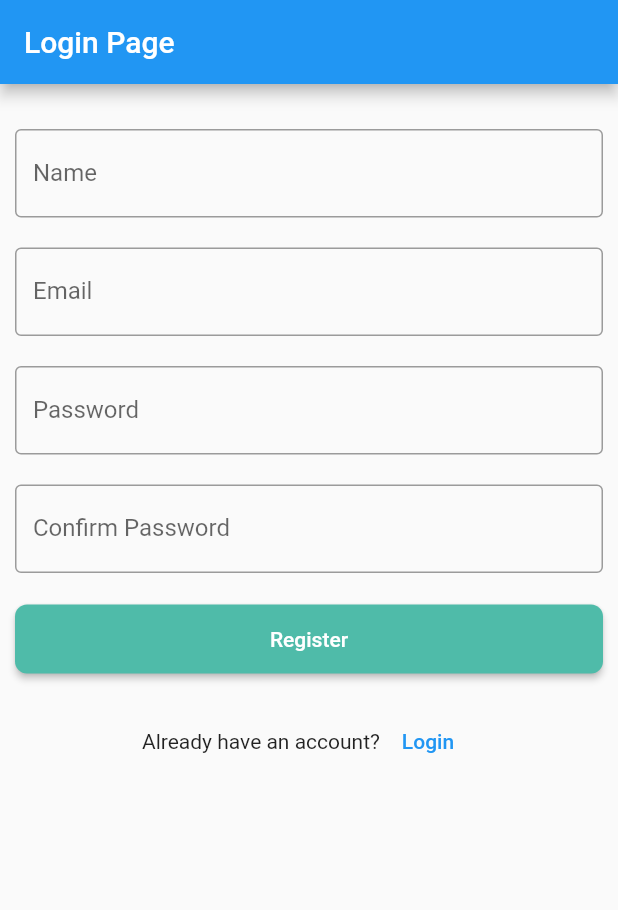
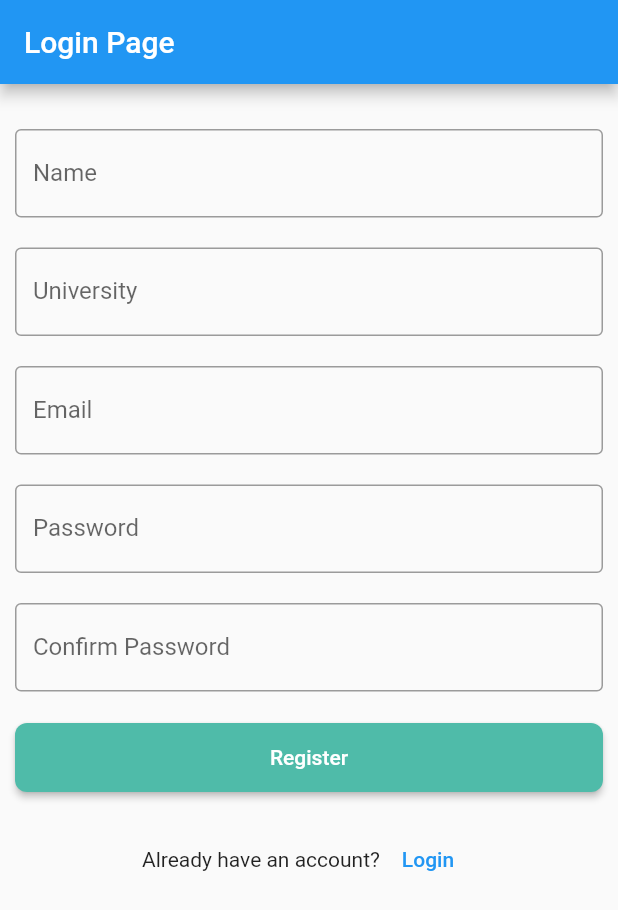
Before and after one commit to IsmailSepon/graduate_skill_sets, a Flutter app: the screen it shows after launch, on a phone screen of 412 x 824 dp. Shown: the top 910 px of the screen. Run offline on Flutter 3.47's test engine with Material 2 defaults, Android fonts, the light colour scheme and no system bars; drawn by our look-alikes of flutter_typeahead; our stand-ins replace cloud_firestore, equatable, firebase_auth, firebase_core, firebase_database, flutter_bloc and 4 more; missing offline and left inert: aad_oauth, dart:ffi; accounts and stored records are empty.

Commit message:
get University list done

```diff
--- a/lib/auth/bloc/auth_cubit.dart
+++ b/lib/auth/bloc/auth_cubit.dart
@@ -1,27 +1,29 @@
+import 'package:flutter/cupertino.dart';
 import 'package:flutter_bloc/flutter_bloc.dart';
 
+import '../model/university_model.dart';
 import '../repo/auth_repository.dart';
 import 'auth_state.dart';
 
 class GPAuthCubit extends Cubit<AuthState> {
+  final AuthRepository repository;
+
+GPAuthCubit({required this.repository}) : super(AuthState.initial());
 
 
 
-
-  final AuthRepository repository;
-   GPAuthCubit( {required this.repository}) : super(AuthInitial());
    Future<void> register(String email, String password) async {
      // repository.registerWithEmailAndPassword(email, password);
       repository.getUniversityList();
-     // repository.signInWithMicrosoft();
-
-
-     //repository.addUniversity();
    }
 
+  Future<void> getUniversityList() async {
+     var list = await repository.getUniversityList();
+     emit(state.copyWith(universityList : list));
+  }
 
   Future<void> login(String email, String password) async {
-    // emit(state.copyWith(status: AuthStatus.loading));
+     //emit(state.copyWith(status: AuthStatus.loading));
     // try {
     //   final user = await AuthRepository.login(email, password);
     //   emit(state.copyWith(user: user, status: AuthStatus.authenticated));
--- a/lib/auth/bloc/auth_state.dart
+++ b/lib/auth/bloc/auth_state.dart
@@ -1,25 +1,84 @@
 import 'package:equatable/equatable.dart';
 
-abstract class AuthState extends Equatable {
-  const AuthState();
+import '../model/university_model.dart';
+
+class AuthState extends Equatable {
+  final List<University> universityList;
+  final String email;
+  final String dateOfBirth;
+  final String universityName;
+  final String department;
+  final String studentId;
+  final String courseName;
+  final String password;
+
+  const AuthState(
+      this.universityList,
+      this.email,
+      this.dateOfBirth,
+      this.universityName,
+      this.department,
+      this.studentId,
+      this.courseName,
+      this.password);
+
+  AuthState copyWith({
+    List<University>? universityList,
+    String? email,
+    String? dateOfBirth,
+    String? universityName,
+    String? department,
+    String? studentId,
+    String? courseName,
+    String? password,
+  }) =>
+      AuthState(
+        universityList ?? this.universityList,
+        email ?? this.email,
+        dateOfBirth ?? this.dateOfBirth,
+        universityName ?? this.universityName,
+        department ?? this.department,
+        studentId ?? this.studentId,
+        courseName ?? this.courseName,
+        password ?? this.password,
+      );
+
+
+
+  @override
+  List<Object?> get props => [];
+
+  factory AuthState.initial() {
+    return const AuthState(
+      [],
+      '',
+      '',
+      '',
+      '',
+      '',
+      '',
+      '',
+    );
+  }
 }
 
-class AuthInitial extends AuthState {
-  @override
-  List<Object> get props => [];
-}
-
-class AuthLoading extends AuthState {
-  @override
-  List<Object> get props => [];
-}
-
-class Registration extends AuthState {
-  @override
-  List<Object> get props => [];
-}
-
-class Login extends AuthState {
-  @override
-  List<Object> get props => [];
-}
+// class AuthInitial extends AuthState {
+//   late List<University> university;
+//   @override
+//   List<Object> get props => [university];
+// }
+//
+// class AuthLoading extends AuthState {
+//   @override
+//   List<Object> get props => [];
+// }
+//
+// class Registration extends AuthState {
+//   @override
+//   List<Object> get props => [];
+// }
+//
+// class Login extends AuthState {
+//   @override
+//   List<Object> get props => [];
+// }
--- a/lib/auth/registration.dart
+++ b/lib/auth/registration.dart
@@ -1,94 +1,162 @@
+import 'package:cloud_firestore/cloud_firestore.dart';
 import 'package:flutter/material.dart';
 import 'package:flutter_bloc/flutter_bloc.dart';
+import 'package:flutter_typeahead/flutter_typeahead.dart';
+import 'package:gp/auth/model/university_model.dart';
+import 'package:gp/firestore/firestore_services.dart';
 
 import '../component/long_button.dart';
 import 'bloc/auth_cubit.dart';
 import 'bloc/auth_state.dart';
 
-class Registration extends StatelessWidget{
+class Registration extends StatefulWidget {
   const Registration({super.key});
+
+  @override
+  State<Registration> createState() => _RegistrationState();
+}
+
+class _RegistrationState extends State<Registration> {
+  final TextEditingController _controller = TextEditingController();
+
+   List<University> universityList = [];
+
+  // @override
+  // initState() async {
+  //   super.initState();
+  //   _initData();
+  // }
+  // Future<List<University>>? universityList;
+
+  @override
+  void initState() {
+    super.initState();
+    // universityList = FireStoreService().getUniversityList();
+    _initData();
+  }
+  Future<void> _initData() async {
+    universityList.clear();
+    CollectionReference universityCollection = FirebaseFirestore.instance.collection('university');
+    QuerySnapshot querySnapshot = await universityCollection.get();
+    for (var snapshot in querySnapshot.docs) {
+      universityList.add(University.fromSnapshot(snapshot, snapshot.id));
+    }
+    print('Unilist: $universityList');
+    // return uniList;
+  }
+
 
   @override
   Widget build(BuildContext context) {
     return Scaffold(
-      appBar: AppBar(
-        title:  const Text('Login Page'),
-      ),
-      body: BlocBuilder<GPAuthCubit, AuthState>(
-        builder: (context, state){
-          return
-          SingleChildScrollView(
+        appBar: AppBar(
+          title: const Text('Login Page'),
+        ),
+        body: BlocBuilder<GPAuthCubit, AuthState>(builder: (context, state) {
+          context.read<GPAuthCubit>().getUniversityList();
+          return SingleChildScrollView(
             child: Padding(
-              padding:  const EdgeInsets.all(10.0),
+              padding: const EdgeInsets.all(10.0),
               child: Column(
                 children: [
-                   const SizedBox(height: 20.0,),
+                  const SizedBox(
+                    height: 20.0,
+                  ),
                   TextFormField(
-                    onChanged: (value) {  },
+                    onChanged: (value) {},
                     decoration: const InputDecoration(
                       hintText: 'Enter your name',
                       labelText: 'Name',
                       border: OutlineInputBorder(),
                     ),
                   ),
-                  const SizedBox(height: 20.0,),
-                    TextFormField(
-                    onChanged: (value) {  },
-                    decoration:  InputDecoration(
+                  const SizedBox(
+                    height: 20.0,
+                  ),
+                  TypeAheadField(
+                    textFieldConfiguration: TextFieldConfiguration(
+                      controller: _controller,
+                      decoration: const InputDecoration(
+                        labelText: 'University',
+                        border: OutlineInputBorder(),
+                      ),
+                    ),
+                    suggestionsCallback: (pattern) {
+                      return universityList.where((university) => university.name
+                          .toLowerCase()
+                          .contains(pattern.toLowerCase()));
+                    },
+                    itemBuilder: (context, suggestion) {
+                      return ListTile(
+                        title: Text(suggestion.name),
+                      );
+                    },
+                    onSuggestionSelected: (suggestion) {
+                      _controller.text = suggestion.name;
+                    },
+                  ),
+
+                  const SizedBox(
+                    height: 20.0,
+                  ),
+                  TextFormField(
+                    onChanged: (value) {},
+                    decoration: const InputDecoration(
                       hintText: 'Enter your email',
                       labelText: 'Email',
                       border: OutlineInputBorder(),
                     ),
                   ),
-                  const SizedBox(height: 20.0,),
+                  const SizedBox(
+                    height: 20.0,
+                  ),
                   TextFormField(
-                    onChanged: (value) {  },
-                    decoration: InputDecoration(
+                    onChanged: (value) {},
+                    decoration: const InputDecoration(
                       hintText: 'Enter your password',
                       labelText: 'Password',
                       border: OutlineInputBorder(),
                     ),
                   ),
-                  const SizedBox(height: 20.0,),
+                  const SizedBox(
+                    height: 20.0,
+                  ),
                   TextFormField(
-                    onChanged: (value) {  },
+                    onChanged: (value) {},
                     decoration: InputDecoration(
                       hintText: 'Confirm your password',
                       labelText: 'Confirm Password',
                       border: OutlineInputBorder(),
                     ),
                   ),
-                  const SizedBox(height: 20.0,),
+                  const SizedBox(
+                    height: 20.0,
+                  ),
                   LongButton(
-                    onPressed: (){
-                      context.read<GPAuthCubit>().register('ismail@gmail.com', '12345567788');
+                    onPressed: () {
+                      context
+                          .read<GPAuthCubit>()
+                          .register('ismail@gmail.com', '12345567788');
                     },
                     child: const Text('Register'),
                   ),
-                  const SizedBox(height: 20.0,),
+                  const SizedBox(
+                    height: 20.0,
+                  ),
                   Row(
                     mainAxisAlignment: MainAxisAlignment.center,
                     children: [
                       const Text('Already have an account?'),
                       TextButton(
-                        onPressed: () {  },
-                        child:  const Text('Login'),
+                        onPressed: () {},
+                        child: const Text('Login'),
                       ),
                     ],
                   ),
-
                 ],
               ),
             ),
           );
-        }
-      )
-
-
-
-    );
+        }));
   }
-
-
-
 }
--- a/lib/auth/repo/auth_repository.dart
+++ b/lib/auth/repo/auth_repository.dart
@@ -6,7 +6,6 @@ import 'package:firebase_auth/firebase_auth.dart';
 import 'package:firebase_database/firebase_database.dart';
 import 'package:flutter/cupertino.dart';
 import 'package:flutter/foundation.dart';
-import 'package:flutter/material.dart';
 import 'package:gp/auth/model/university_model.dart';
 import 'package:gp/firestore/firestore_services.dart';
 import 'package:url_launcher/url_launcher.dart';
@@ -52,8 +51,8 @@ class AuthRepository{
     }
   }
 
-   getUniversityList() async {
-    fireStoreService.getUniversityList();
+   Future<List<University>> getUniversityList() async {
+    return await fireStoreService.getUniversityList();
   }
 
 
--- a/lib/firestore/firestore_services.dart
+++ b/lib/firestore/firestore_services.dart
@@ -13,12 +13,15 @@ class FireStoreService{
 
   }
 
- Future<List<University>> getUniversityList() async {
+  getUniversityList() async {
+    CollectionReference universityCollection = FirebaseFirestore.instance.collection('university');
+
     List<University> uniList = [];
     QuerySnapshot querySnapshot = await universityCollection.get();
     for (var snapshot in querySnapshot.docs) {
       uniList.add(University.fromSnapshot(snapshot, snapshot.id));
     }
+    print('Unilist: $uniList');
     return uniList;
   }
 
--- a/pubspec.yaml
+++ b/pubspec.yaml
@@ -53,6 +53,7 @@ dependencies:
   firebase_database: ^10.2.5
   firebase_storage: ^11.2.6
   cloud_firestore: ^4.9.0
+  flutter_typeahead: ^4.6.2
 
 
 dev_dependencies:
```
Also changed, not shown: lib/auth/bloc/signup/signup_cubit.dart (added, +45 -0 lines), lib/auth/bloc/signup/signup_state.dart (added, +39 -0 lines), lib/auth/test.dart (added, +62 -0 lines), lib/base/base_state.dart (added, +18 -0 lines), pubspec.lock.
